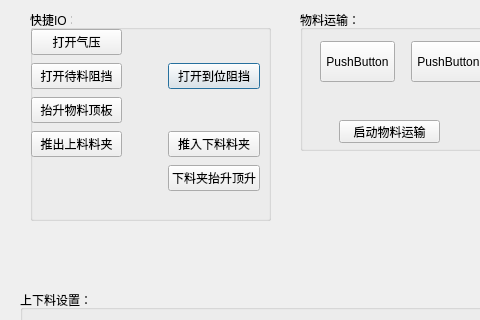
tyssx/qt-pro, file transport/transportset.ui: the form before one commit; both pictures show x 0 to 480 and y 0 to 320 of the 1258 by 664 pixel window.
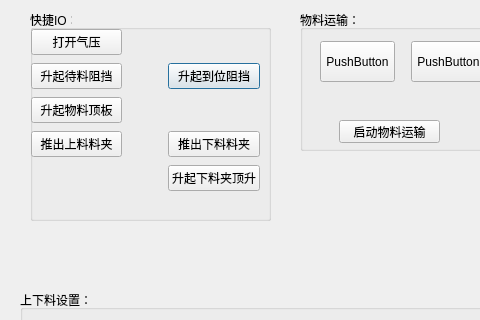
The form after the commit. Custom widgets are drawn as their Qt base class.

The edit to the form file:
```diff
--- a/transport/transportset.ui
+++ b/transport/transportset.ui
@@ -38,7 +38,7 @@
      <item row="2" column="2">
       <widget class="QPushButton" name="pushButtonArriveResist">
        <property name="text">
-        <string>打开到位阻挡</string>
+        <string>升起到位阻挡</string>
        </property>
        <property name="checkable">
         <bool>true</bool>
@@ -48,7 +48,7 @@
      <item row="2" column="0">
       <widget class="QPushButton" name="pushButtonWaitResist">
        <property name="text">
-        <string>打开待料阻挡</string>
+        <string>升起待料阻挡</string>
        </property>
        <property name="checkable">
         <bool>true</bool>
@@ -58,7 +58,7 @@
      <item row="4" column="2">
       <widget class="QPushButton" name="pushButtonUnloadingPush">
        <property name="text">
-        <string>推入下料料夹</string>
+        <string>推出下料料夹</string>
        </property>
        <property name="checkable">
         <bool>true</bool>
@@ -68,7 +68,7 @@
      <item row="3" column="0">
       <widget class="QPushButton" name="pushButtonMaterBoard">
        <property name="text">
-        <string>抬升物料顶板</string>
+        <string>升起物料顶板</string>
        </property>
        <property name="checkable">
         <bool>true</bool>
@@ -111,7 +111,7 @@
      <item row="5" column="2">
       <widget class="QPushButton" name="pushButtonUnloadingBoard">
        <property name="text">
-        <string>下料夹抬升顶升</string>
+        <string>升起下料夹顶升</string>
        </property>
        <property name="checkable">
         <bool>true</bool>
```
Left out of the diff: 8 changed lines with no effect on the pictures.
